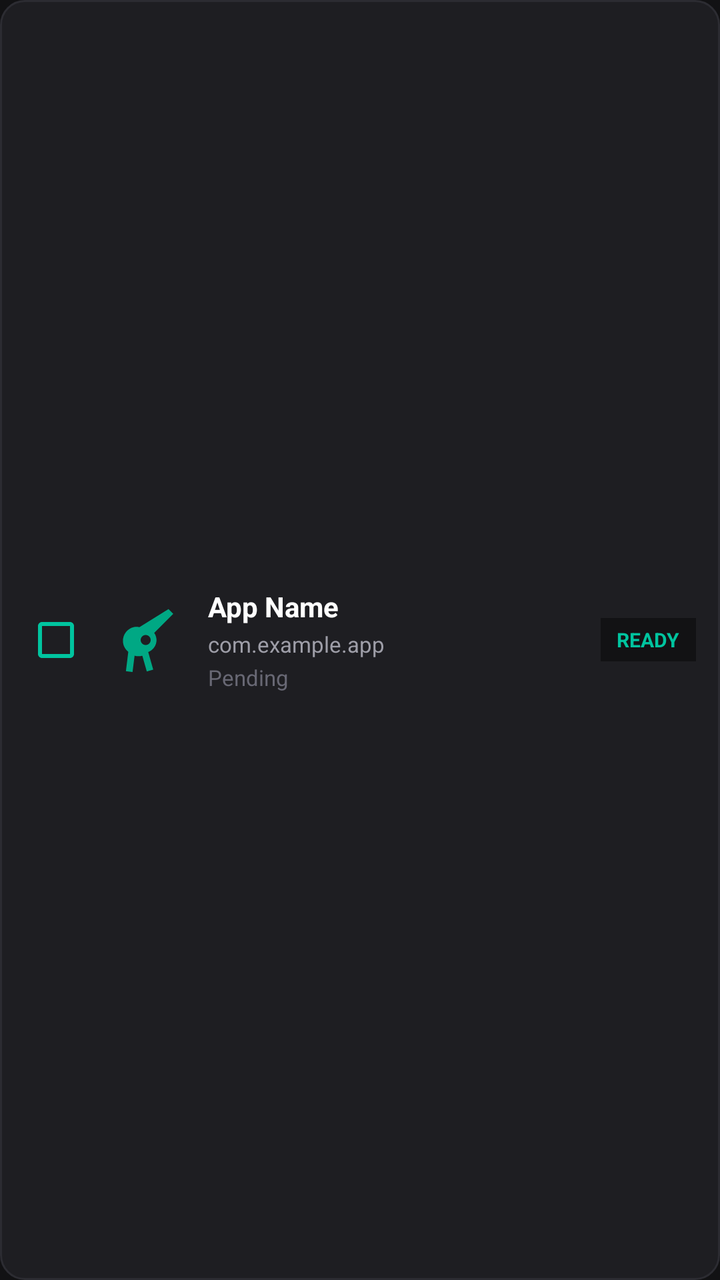
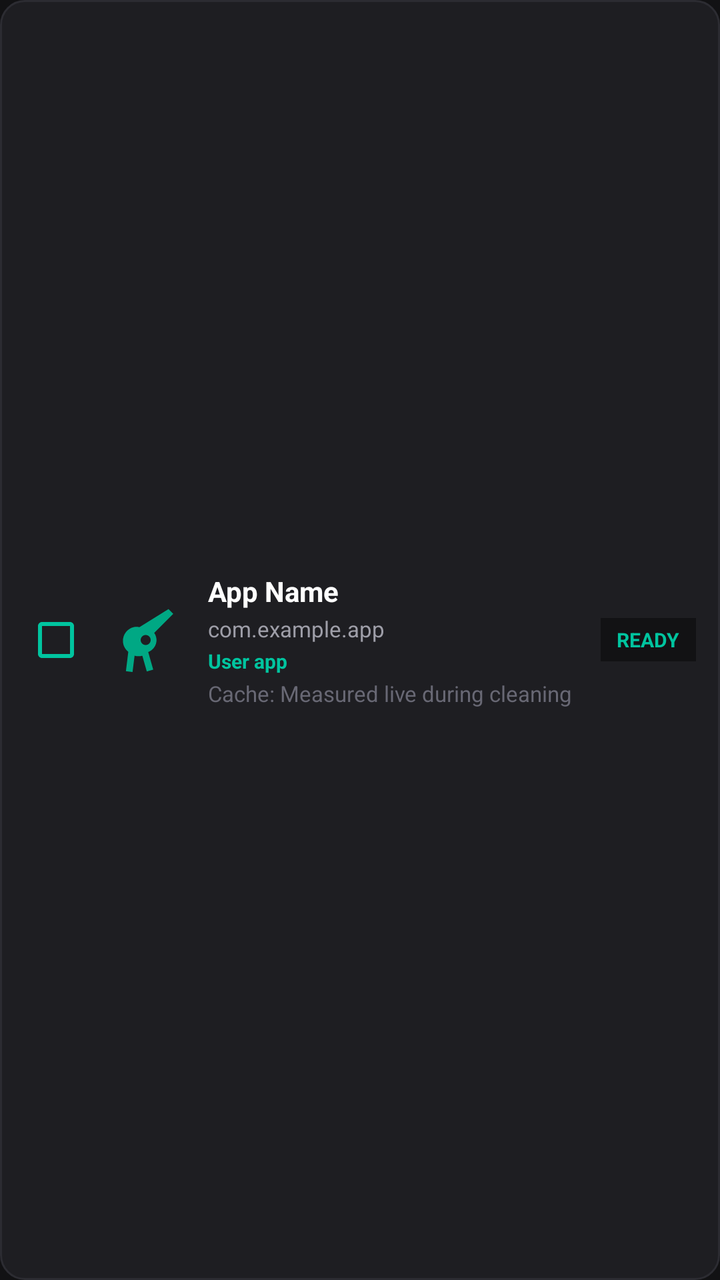

An Android layout rendered at two revisions. The XML below is the earlier revision; the diff shows what the commit changed to produce the second picture.
<!-- AndroidManifest.xml: application theme Theme.RMXCacheCleaner -->
<!-- res/layout/item_target_app.xml -->
<?xml version="1.0" encoding="utf-8"?>
<LinearLayout xmlns:android="http://schemas.android.com/apk/res/android"
    android:layout_width="match_parent"
    android:layout_height="wrap_content"
    android:layout_marginBottom="8dp"
    android:background="@drawable/card_background"
    android:gravity="center_vertical"
    android:orientation="horizontal"
    android:padding="12dp">

    
    <CheckBox
        android:id="@+id/cb_app_select"
        android:layout_width="wrap_content"
        android:layout_height="wrap_content"
        android:buttonTint="@color/accent_badge" />

    
    <ImageView
        android:id="@+id/iv_app_icon"
        android:layout_width="40dp"
        android:layout_height="40dp"
        android:layout_marginStart="8dp"
        android:contentDescription="@null"
        android:src="@drawable/ic_broom" />

    
    <LinearLayout
        android:layout_width="0dp"
        android:layout_height="wrap_content"
        android:layout_marginStart="12dp"
        android:layout_weight="1"
        android:orientation="vertical">

        <TextView
            android:id="@+id/tv_app_label"
            android:layout_width="wrap_content"
            android:layout_height="wrap_content"
            android:text="App Name"
            android:textColor="@color/text_primary"
            android:textSize="14sp"
            android:textStyle="bold" />

        <TextView
            android:id="@+id/tv_app_package"
            android:layout_width="wrap_content"
            android:layout_height="wrap_content"
            android:layout_marginTop="2dp"
            android:text="com.example.app"
            android:textColor="@color/text_secondary"
            android:textSize="11sp" />

        <TextView
            android:id="@+id/tv_app_detail"
            android:layout_width="wrap_content"
            android:layout_height="wrap_content"
            android:layout_marginTop="2dp"
            android:text="Pending"
            android:textColor="@color/text_muted"
            android:textSize="11sp" />

    </LinearLayout>

    
    <TextView
        android:id="@+id/tv_app_status_badge"
        android:layout_width="wrap_content"
        android:layout_height="wrap_content"
        android:layout_marginStart="8dp"
        android:background="@color/bg_main"
        android:paddingStart="8dp"
        android:paddingTop="4dp"
        android:paddingEnd="8dp"
        android:paddingBottom="4dp"
        android:text="READY"
        android:textColor="@color/accent_badge"
        android:textSize="10sp"
        android:textStyle="bold" />

</LinearLayout>
<!-- resources referenced by this layout -->
<resources>
  <color name="accent_badge">#00C49F</color>
  <color name="bg_main">#121214</color>
  <color name="text_muted">#686874</color>
  <color name="text_primary">#FFFFFF</color>
  <color name="text_secondary">#9E9EA8</color>
  <!-- drawable card_background (drawable) -->
  <?xml version="1.0" encoding="utf-8"?>
  <shape xmlns:android="http://schemas.android.com/apk/res/android"
      android:shape="rectangle">
      <solid android:color="@color/bg_card" />
      <stroke
          android:width="1dp"
          android:color="@color/border_card" />
      <corners android:radius="12dp" />
  </shape>
  <!-- drawable ic_broom (drawable) -->
  <?xml version="1.0" encoding="utf-8"?>
  <vector xmlns:android="http://schemas.android.com/apk/res/android"
      android:width="48dp"
      android:height="48dp"
      android:viewportWidth="24"
      android:viewportHeight="24">
      
      <path
          android:fillColor="#00A884"
          android:pathData="M19.36,2.72L20.78,4.14L15.06,9.85C16.18,11.43 15.93,13.65 14.41,14.93C14.07,15.22 13.68,15.45 13.26,15.61L14.77,20.89L12.84,21.44L11.5,16.73C10.74,16.92 9.94,16.92 9.17,16.72L8.56,21.61L6.57,21.36L7.29,15.54C6.12,14.63 5.5,13.12 5.72,11.64C5.97,9.91 7.27,8.5 8.98,8.12C9.53,8 10.09,8.02 10.63,8.15L19.36,2.72ZM12.5,10.5C11.67,10.5 11,11.17 11,12C11,12.83 11.67,13.5 12.5,13.5C13.33,13.5 14,12.83 14,12C14,11.17 13.33,10.5 12.5,10.5Z" />
  </vector>
  <style name="Theme.RMXCacheCleaner" parent="@android:style/Theme.DeviceDefault.NoActionBar">
          <item name="android:windowBackground">@color/bg_main</item>
          <item name="android:statusBarColor">@color/bg_main</item>
          <item name="android:navigationBarColor">@color/bg_main</item>
          <item name="android:windowLightStatusBar">false</item>
          <item name="android:colorBackground">@color/bg_main</item>
          <item name="android:textColorPrimary">@color/text_primary</item>
          <item name="android:textColorSecondary">@color/text_secondary</item>
      </style>
  <color name="bg_card">#1E1E22</color>
  <color name="border_card">#2C2C32</color>
</resources>

<!-- the commit's change to res/layout/item_target_app.xml (unified diff, before → after) -->
@@ -51,11 +51,21 @@
             android:textSize="11sp" />
 
         <TextView
+            android:id="@+id/tv_app_classification"
+            android:layout_width="wrap_content"
+            android:layout_height="wrap_content"
+            android:layout_marginTop="2dp"
+            android:text="User app"
+            android:textColor="@color/accent_badge"
+            android:textSize="10sp"
+            android:textStyle="bold" />
+
+        <TextView
             android:id="@+id/tv_app_detail"
             android:layout_width="wrap_content"
             android:layout_height="wrap_content"
             android:layout_marginTop="2dp"
-            android:text="Pending"
+            android:text="Cache: Measured live during cleaning"
             android:textColor="@color/text_muted"
             android:textSize="11sp" />
 
